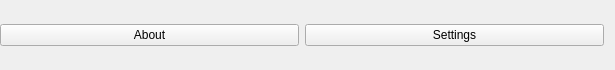
Above: src/gui/header.ui from tombranfield/spaced_repeating_vocabulary before the change. Below: the same form after it.
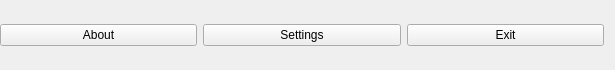
That is the form after the change.

Commit message: Added an exit button to header.py

```diff
--- a/src/gui/header.ui
+++ b/src/gui/header.ui
@@ -35,7 +35,7 @@
     <number>0</number>
    </property>
    <item>
-    <layout class="QHBoxLayout" name="box" stretch="0,0">
+    <layout class="QHBoxLayout" name="box" stretch="0,0,0">
      <property name="leftMargin">
       <number>0</number>
      </property>
@@ -68,6 +68,13 @@
        </property>
       </widget>
      </item>
+     <item>
+      <widget class="QPushButton" name="exit_button">
+       <property name="text">
+        <string>Exit</string>
+       </property>
+      </widget>
+     </item>
     </layout>
    </item>
   </layout>
```
The commit also changes 1 other file.
